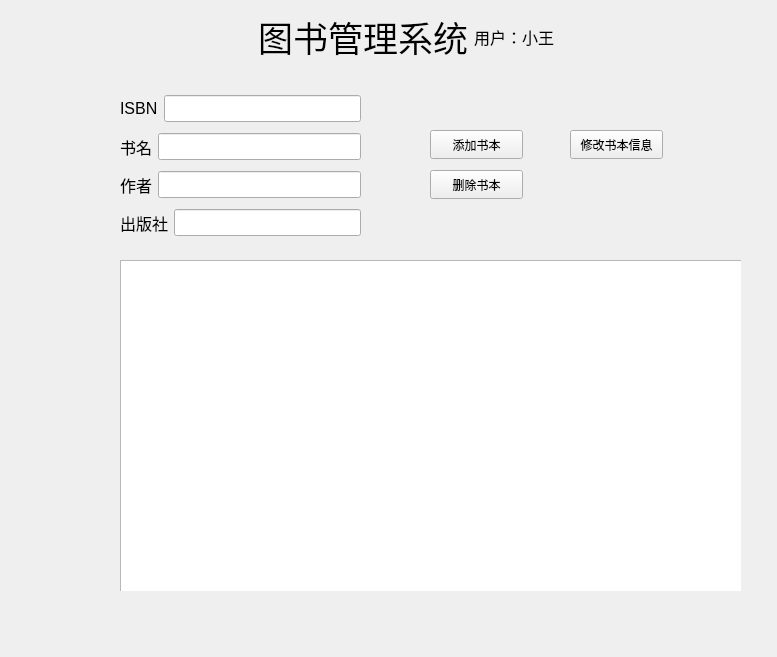
Qt form administrator.ui (summerwunder/LibraryManagement) before a commit.
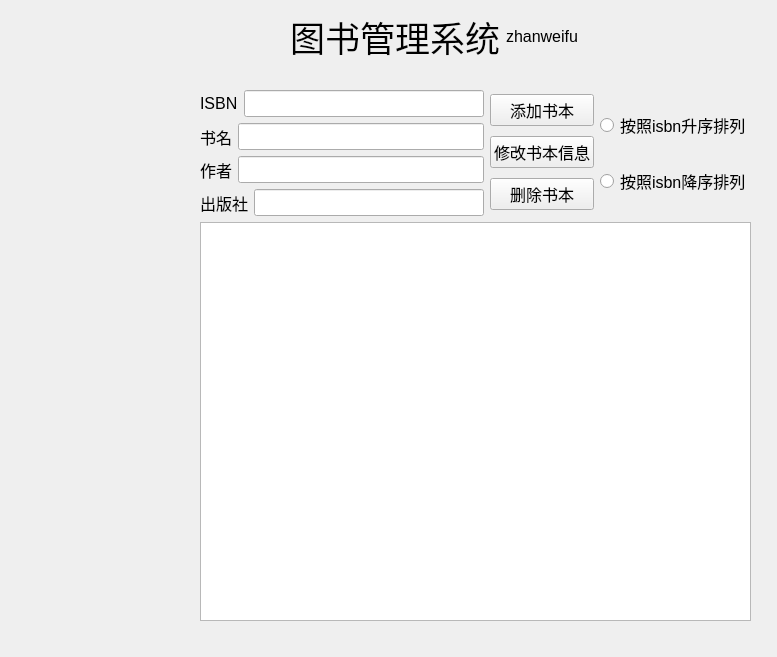
The same form after that commit. The open tabs and pages were chosen to show the change. Custom widgets are drawn as their Qt base class.

Commit message: 实现了图书类，更新了管理员界面对于log部分功能的实现

```diff
--- a/administrator.ui
+++ b/administrator.ui
@@ -16,26 +16,16 @@
   <widget class="QStackedWidget" name="stackedWidget">
    <property name="geometry">
     <rect>
-     <x>110</x>
+     <x>140</x>
      <y>90</y>
      <width>631</width>
-     <height>501</height>
+     <height>541</height>
     </rect>
    </property>
    <property name="currentIndex">
     <number>0</number>
    </property>
    <widget class="QWidget" name="page">
-    <widget class="QTableWidget" name="tableWidget">
-     <property name="geometry">
-      <rect>
-       <x>10</x>
-       <y>170</y>
-       <width>641</width>
-       <height>371</height>
-      </rect>
-     </property>
-    </widget>
     <widget class="QLabel" name="label_7">
      <property name="geometry">
       <rect>
@@ -49,54 +39,19 @@
       <string/>
      </property>
     </widget>
-    <widget class="QPushButton" name="pushButton">
-     <property name="geometry">
-      <rect>
-       <x>320</x>
-       <y>40</y>
-       <width>93</width>
-       <height>29</height>
-      </rect>
-     </property>
-     <property name="text">
-      <string>添加书本</string>
-     </property>
-    </widget>
-    <widget class="QPushButton" name="pushButton_2">
-     <property name="geometry">
-      <rect>
-       <x>460</x>
-       <y>40</y>
-       <width>93</width>
-       <height>29</height>
-      </rect>
-     </property>
-     <property name="text">
-      <string>修改书本信息</string>
-     </property>
-    </widget>
-    <widget class="QPushButton" name="pushButton_3">
-     <property name="geometry">
-      <rect>
-       <x>320</x>
-       <y>80</y>
-       <width>93</width>
-       <height>29</height>
-      </rect>
-     </property>
-     <property name="text">
-      <string>删除书本</string>
-     </property>
-    </widget>
     <widget class="QWidget" name="">
      <property name="geometry">
       <rect>
-       <x>10</x>
+       <x>60</x>
        <y>0</y>
-       <width>241</width>
-       <height>151</height>
+       <width>551</width>
+       <height>531</height>
       </rect>
      </property>
+     <layout class="QVBoxLayout" name="verticalLayout_4">
+      <item>
+       <layout class="QHBoxLayout" name="horizontalLayout_6">
+        <item>
      <layout class="QVBoxLayout" name="verticalLayout">
       <item>
        <layout class="QHBoxLayout" name="horizontalLayout_5">
@@ -199,16 +154,220 @@
        </layout>
       </item>
      </layout>
-    </widget>
-   </widget>
-   <widget class="QWidget" name="page_2"/>
+        </item>
+        <item>
+         <layout class="QVBoxLayout" name="verticalLayout_3">
+          <item>
+           <widget class="QPushButton" name="pushButton">
+            <property name="font">
+             <font>
+              <pointsize>12</pointsize>
+             </font>
+            </property>
+            <property name="text">
+             <string>添加书本</string>
+            </property>
+           </widget>
+          </item>
+          <item>
+           <widget class="QPushButton" name="pushButton_2">
+            <property name="font">
+             <font>
+              <pointsize>12</pointsize>
+             </font>
+            </property>
+            <property name="text">
+             <string>修改书本信息</string>
+            </property>
+           </widget>
+          </item>
+          <item>
+           <widget class="QPushButton" name="pushButton_3">
+            <property name="font">
+             <font>
+              <pointsize>12</pointsize>
+             </font>
+            </property>
+            <property name="text">
+             <string>删除书本</string>
+            </property>
+           </widget>
+          </item>
+         </layout>
+        </item>
+        <item>
+         <layout class="QVBoxLayout" name="verticalLayout_2">
+          <item>
+           <widget class="QRadioButton" name="radioButton">
+            <property name="font">
+             <font>
+              <pointsize>12</pointsize>
+             </font>
+            </property>
+            <property name="text">
+             <string>按照isbn升序排列</string>
+            </property>
+           </widget>
+          </item>
+          <item>
+           <widget class="QRadioButton" name="radioButton_2">
+            <property name="font">
+             <font>
+              <pointsize>12</pointsize>
+             </font>
+            </property>
+            <property name="text">
+             <string>按照isbn降序排列</string>
+            </property>
+           </widget>
+          </item>
+         </layout>
+        </item>
+       </layout>
+      </item>
+      <item>
+       <widget class="QTableView" name="tableViewBook">
+        <property name="font">
+         <font>
+          <pointsize>10</pointsize>
+         </font>
+        </property>
+        <property name="textElideMode">
+         <enum>Qt::ElideMiddle</enum>
+        </property>
+       </widget>
+      </item>
+     </layout>
+    </widget>
+   </widget>
+   <widget class="QWidget" name="page_2">
+    <widget class="QTableView" name="tableViewLog">
+     <property name="geometry">
+      <rect>
+       <x>20</x>
+       <y>70</y>
+       <width>591</width>
+       <height>461</height>
+      </rect>
+     </property>
+    </widget>
+    <widget class="QComboBox" name="comboBox">
+     <property name="geometry">
+      <rect>
+       <x>170</x>
+       <y>10</y>
+       <width>121</width>
+       <height>41</height>
+      </rect>
+     </property>
+     <item>
+      <property name="text">
+       <string>添加图书</string>
+      </property>
+     </item>
+     <item>
+      <property name="text">
+       <string>更新图书</string>
+      </property>
+     </item>
+     <item>
+      <property name="text">
+       <string>删除图书</string>
+      </property>
+     </item>
+     <item>
+      <property name="text">
+       <string>添加读者</string>
+      </property>
+     </item>
+     <item>
+      <property name="text">
+       <string>更新读者信息</string>
+      </property>
+     </item>
+     <item>
+      <property name="text">
+       <string>取消读者资格</string>
+      </property>
+     </item>
+     <item>
+      <property name="text">
+       <string>借阅记录</string>
+      </property>
+     </item>
+     <item>
+      <property name="text">
+       <string>还书记录</string>
+      </property>
+     </item>
+     <item>
+      <property name="text">
+       <string>续借记录</string>
+      </property>
+     </item>
+    </widget>
+    <widget class="QLabel" name="label_2">
+     <property name="geometry">
+      <rect>
+       <x>110</x>
+       <y>20</y>
+       <width>69</width>
+       <height>20</height>
+      </rect>
+     </property>
+     <property name="font">
+      <font>
+       <pointsize>15</pointsize>
+      </font>
+     </property>
+     <property name="text">
+      <string>筛选</string>
+     </property>
+    </widget>
+    <widget class="QWidget" name="">
+     <property name="geometry">
+      <rect>
+       <x>400</x>
+       <y>0</y>
+       <width>174</width>
+       <height>67</height>
+      </rect>
+     </property>
+     <layout class="QVBoxLayout" name="verticalLayout_5">
+      <item>
+       <widget class="QRadioButton" name="radioButton_4">
+        <property name="font">
+         <font>
+          <pointsize>14</pointsize>
+         </font>
+        </property>
+        <property name="text">
+         <string>按照时间降序排列</string>
+        </property>
+       </widget>
+      </item>
+      <item>
+       <widget class="QRadioButton" name="radioButton_3">
+        <property name="font">
+         <font>
+          <pointsize>14</pointsize>
+         </font>
+        </property>
+        <property name="text">
+         <string>按照时间升序排列</string>
+        </property>
+       </widget>
+      </item>
+     </layout>
+    </widget>
+   </widget>
   </widget>
   <widget class="QWidget" name="layoutWidget">
    <property name="geometry">
     <rect>
      <x>12</x>
      <y>14</y>
-     <width>711</width>
+     <width>751</width>
      <height>45</height>
     </rect>
    </property>
@@ -247,7 +406,7 @@
        </font>
       </property>
       <property name="text">
-       <string>用户：小王</string>
+       <string>zhanweifu</string>
       </property>
      </widget>
     </item>
```
Left out of the diff: 3 changed lines with no effect on the pictures. Lines whose indentation alone changed are shown as unchanged. The commit also changes 4 other files.
